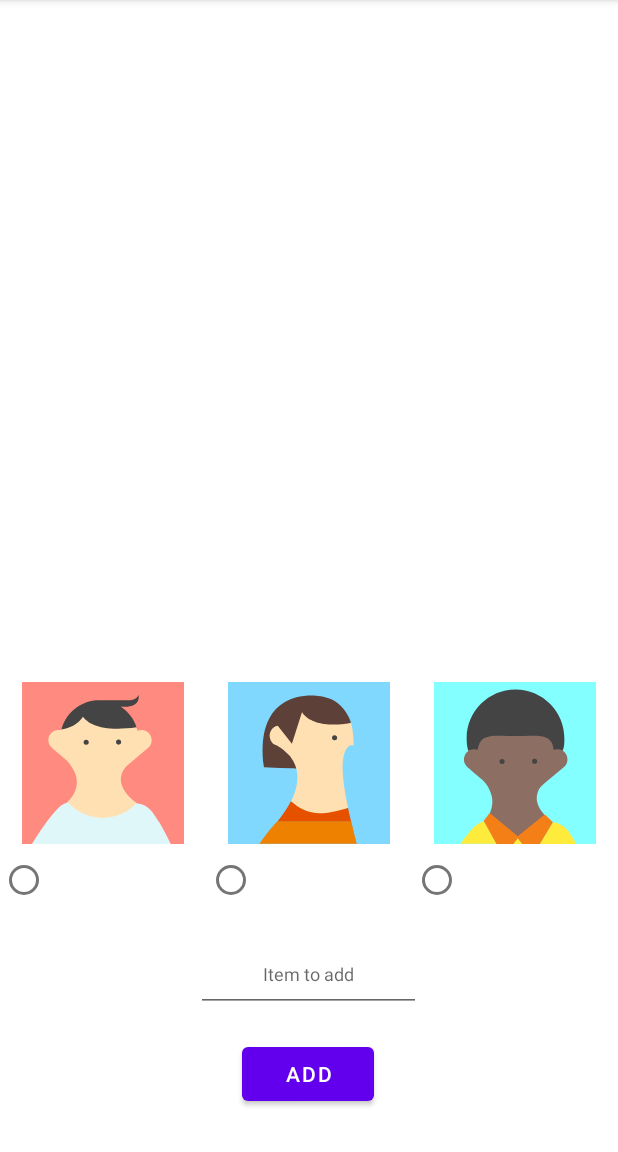
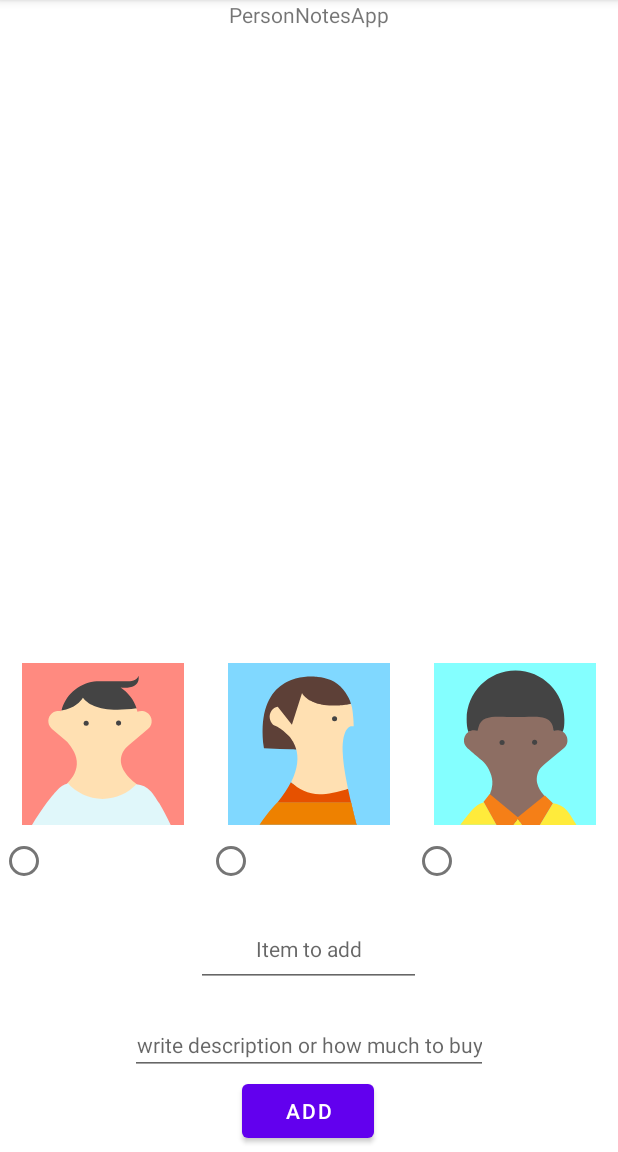
Before and after one commit to VStalker23/HackerUApp, an Android app: the screen it shows after launch (MainActivity), on a phone screen of 412 x 824 dp, the part 84-1236 px from its top. Run offline under Robolectric (Android 15) with nearby library versions, the phone set to English and light mode, and no system bars; our stand-ins replace CircleImageView.

Commit message:
all files to git hw_lesson 5-6

```diff
--- a/app/src/main/AndroidManifest.xml
+++ b/app/src/main/AndroidManifest.xml
@@ -2,7 +2,9 @@
 <manifest xmlns:android="http://schemas.android.com/apk/res/android"
     xmlns:tools="http://schemas.android.com/tools"
     package="com.vladimirorlov.hackeruapp">
-    <uses-permission android:name="android.permission.CAMERA"/>
+
+    <uses-permission android:name="android.permission.CAMERA" />
+    <uses-permission android:name="android.permission.INTERNET" />
 
     <application
         android:allowBackup="true"
--- a/app/src/main/java/com/vladimirorlov/hackeruapp/Person.kt
+++ b/app/src/main/java/com/vladimirorlov/hackeruapp/Person.kt
@@ -4,11 +4,17 @@ import androidx.room.ColumnInfo
 import androidx.room.Entity
 import androidx.room.PrimaryKey
 
+enum class IMAGE_TYPE{
+    URI, URL
+}
 // room using for database in sql
 @Entity(tableName = "peopleTable")
 data class Person(
     @ColumnInfo(name = "person_name") val name: String,
     @ColumnInfo(name = "person_image") val image: Int,
+    @ColumnInfo(name = "description") val description: String,
+    @ColumnInfo(name = "image_path") var imagePath: String? = null,
+    @ColumnInfo(name = "image_type") var imageType: IMAGE_TYPE? = null,
 ) {
     @PrimaryKey(autoGenerate = true)
     var id = 0
--- a/app/src/main/res/layout/activity_main.xml
+++ b/app/src/main/res/layout/activity_main.xml
@@ -18,10 +18,20 @@
         android:translationZ="1dp"
         tools:layout_constraintCircleRadius="50dp"/>
 
+    <TextView
+        android:id="@+id/title_text_view"
+        android:layout_width="wrap_content"
+        android:layout_height="wrap_content"
+        android:text="@string/PersonNotesApp"
+        app:layout_constraintEnd_toEndOf="parent"
+        app:layout_constraintStart_toStartOf="parent"
+        app:layout_constraintTop_toTopOf="parent" />
+
     <androidx.recyclerview.widget.RecyclerView
         android:id="@+id/recycler_view"
         android:layout_width="match_parent"
         android:layout_height="330dp"
+        android:layout_margin="20dp"
         app:layoutManager="androidx.recyclerview.widget.LinearLayoutManager"
         app:layout_constraintBottom_toBottomOf="parent"
         app:layout_constraintEnd_toEndOf="parent"
@@ -42,7 +52,7 @@
         app:layout_constraintHorizontal_bias="0.498"
         app:layout_constraintStart_toStartOf="parent"
         app:layout_constraintTop_toBottomOf="@+id/item_name_input"
-        app:layout_constraintVertical_bias="0.225" />
+        app:layout_constraintVertical_bias="0.935" />
 
     <EditText
         android:id="@+id/item_name_input"
@@ -54,13 +64,28 @@
 
         android:inputType="text"
         android:textAlignment="center"
-        android:textSize="12sp"
+        android:textSize="14sp"
+        android:textColor="@color/black"
         app:layout_constraintBottom_toBottomOf="parent"
         app:layout_constraintEnd_toEndOf="parent"
         app:layout_constraintHorizontal_bias="0.498"
         app:layout_constraintStart_toStartOf="parent"
         app:layout_constraintTop_toTopOf="parent"
-        app:layout_constraintVertical_bias="0.87" />
+        app:layout_constraintVertical_bias="0.847" />
+
+    <EditText
+        android:id="@+id/note_desc_et"
+        android:layout_width="wrap_content"
+        android:layout_height="wrap_content"
+
+        android:hint="write description or how much to buy"
+        android:inputType="text"
+        android:textAlignment="center"
+        android:textSize="14sp"
+        android:textColor="@color/black"
+        app:layout_constraintBottom_toTopOf="@id/add_button"
+        app:layout_constraintEnd_toEndOf="parent"
+        app:layout_constraintStart_toStartOf="parent" />
 
     <LinearLayout
         android:layout_width="match_parent"
--- a/app/src/main/res/values/strings.xml
+++ b/app/src/main/res/values/strings.xml
@@ -3,8 +3,10 @@
     <string name="add">Add</string>
     <string name="item_to_add">Item to add</string>
     <string name="email">Email</string>
+    <string name="PersonNotesApp">PersonNotesApp</string>
     <!-- TODO: Remove or change this placeholder text -->
     <string name="hello_blank_fragment">Hello blank fragment</string>
     <string name="remove">remove</string>
     <string name="name_of_the_person_you_want_to_add">name of the person you want to add</string>
+
 </resources>
```
Also changed, not shown: app/build.gradle (+15 -9 lines), app/src/main/java/com/vladimirorlov/hackeruapp/ApiInterface.kt (added, +25 -0 lines), app/src/main/java/com/vladimirorlov/hackeruapp/ApiResponseHitsList.kt (added, +7 -0 lines), app/src/main/java/com/vladimirorlov/hackeruapp/ImagesManager.kt (added, +89 -0 lines), app/src/main/java/com/vladimirorlov/hackeruapp/NotificationsManager.kt (added, +38 -0 lines), app/src/main/java/com/vladimirorlov/hackeruapp/PeopleDao.kt (+10 -4 lines), app/src/main/java/com/vladimirorlov/hackeruapp/PersonAdapter.kt (+9 -0 lines), app/src/main/java/com/vladimirorlov/hackeruapp/Repository.kt (+18 -2 lines), app/src/main/res/layout/persons_layout.xml (+11 -4 lines), app/src/main/res/drawable/camera.png (added).
